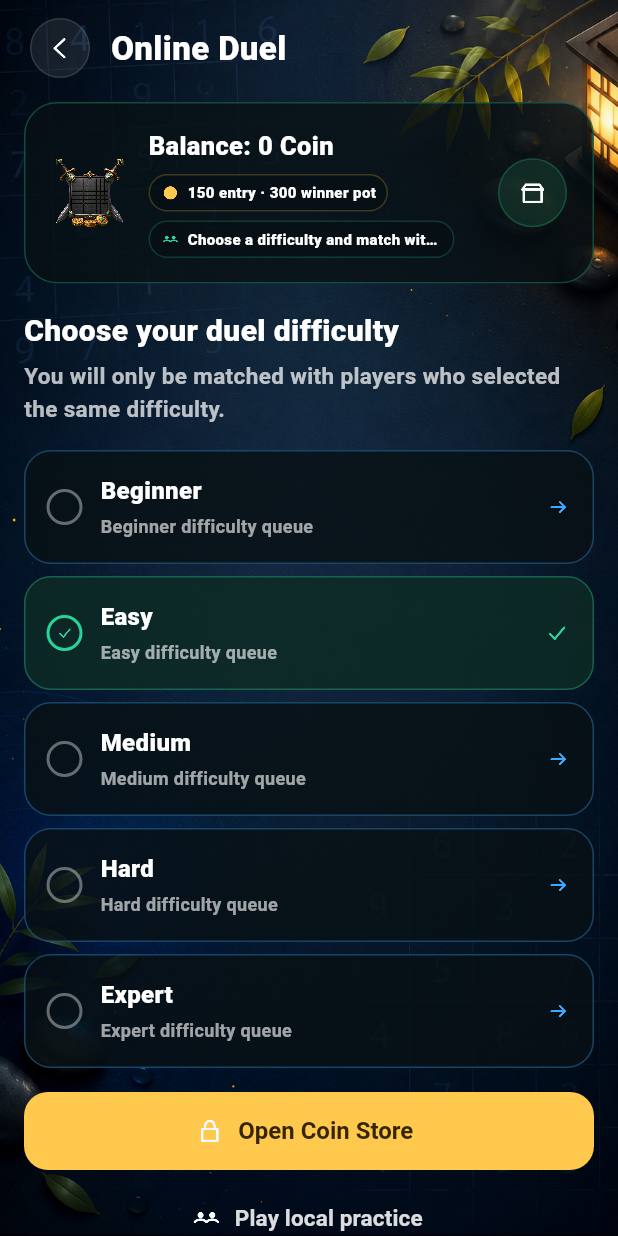
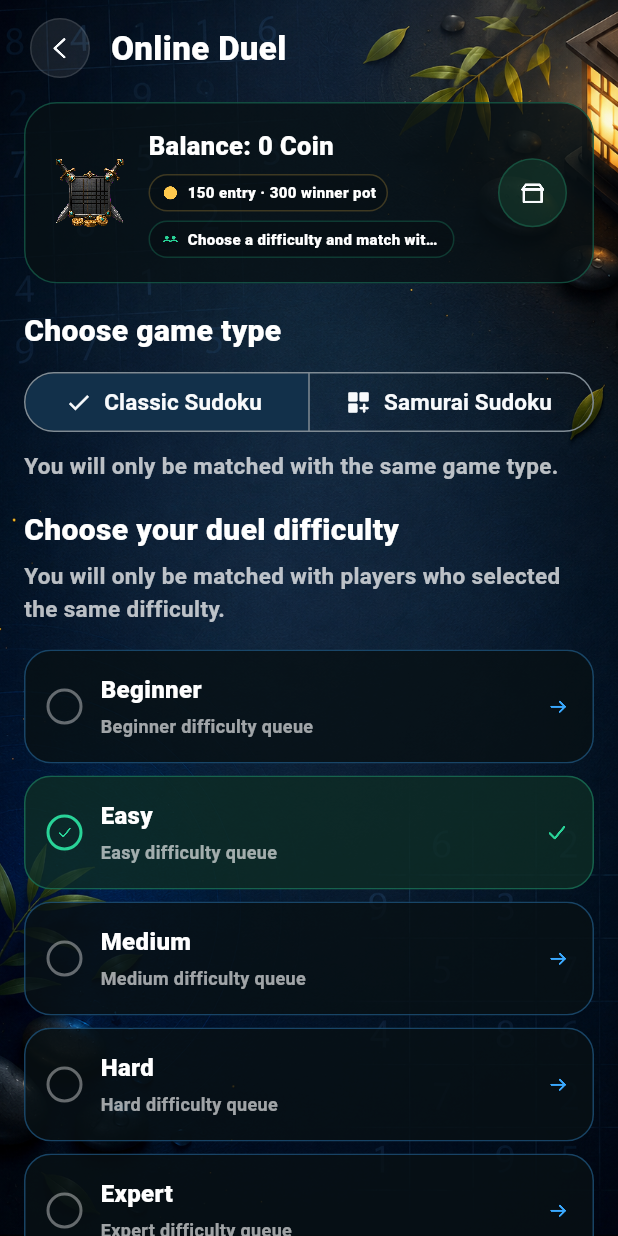
Before and after one commit to ahmtilhn/sudoku_game, a Flutter app: the MatchmakingScreen screen opened directly, on a phone screen of 412 x 824 dp. Run offline on Flutter 3.47's test engine with Material 3 defaults, Android fonts, the phone set to English and light mode, and no system bars; our stand-ins replace firebase_analytics, firebase_auth, firebase_core, firebase_crashlytics, firebase_messaging, flutter_local_notifications and 5 more; missing offline and left inert: app_tracking_transparency, facebook_app_events, firebase_app_check, in_app_purchase_android; accounts and stored records are empty; statements that could not run were skipped.

Commit message:
feat(samurai): integrate ranked online client

```diff
--- a/lib/features/duel/matchmaking_screen.dart
+++ b/lib/features/duel/matchmaking_screen.dart
@@ -19,9 +19,14 @@ import 'duel_screen.dart';
 import 'pre_match_ready_screen.dart';
 
 class MatchmakingScreen extends StatefulWidget {
-  const MatchmakingScreen({super.key, this.initialDifficulty});
+  const MatchmakingScreen({
+    super.key,
+    this.initialDifficulty,
+    this.initialVariant = 'classic',
+  });
 
   final SudokuDifficulty? initialDifficulty;
+  final String initialVariant;
 
   @override
   State<MatchmakingScreen> createState() => _MatchmakingScreenState();
@@ -32,6 +37,7 @@ class _MatchmakingScreenState extends State<MatchmakingScreen> {
 
   final EconomyService _economy = EconomyService.instance;
   late SudokuDifficulty _difficulty;
+  late String _variant;
   bool _searching = false;
   bool _polling = false;
   String? _error;
@@ -47,6 +53,7 @@ class _MatchmakingScreenState extends State<MatchmakingScreen> {
   void initState() {
     super.initState();
     _difficulty = widget.initialDifficulty ?? SudokuDifficulty.easy;
+    _variant = widget.initialVariant == 'samurai' ? 'samurai' : 'classic';
     _economy.addListener(_onEconomyChanged);
     _economy.initialize();
   }
@@ -113,6 +120,44 @@ class _MatchmakingScreenState extends State<MatchmakingScreen> {
                       ),
                       const SizedBox(height: 12),
                       _EntrySummary(economy: _economy, difficulty: _difficulty),
+                      const SizedBox(height: 16),
+                      Text(
+                        context.tr('choose_duel_variant'),
+                        style: const TextStyle(
+                          color: Colors.white,
+                          fontSize: 20,
+                          fontWeight: FontWeight.w900,
+                        ),
+                      ),
+                      const SizedBox(height: 10),
+                      SegmentedButton<String>(
+                        segments: <ButtonSegment<String>>[
+                          ButtonSegment<String>(
+                            value: 'classic',
+                            icon: const Icon(Icons.grid_3x3_rounded),
+                            label: Text(context.tr('duel_variant_classic')),
+                          ),
+                          ButtonSegment<String>(
+                            value: 'samurai',
+                            icon: const Icon(Icons.dashboard_customize_rounded),
+                            label: Text(context.tr('samurai_sudoku')),
+                          ),
+                        ],
+                        selected: <String>{_variant},
+                        onSelectionChanged: _searching
+                            ? null
+                            : (selection) => setState(
+                                  () => _variant = selection.first,
+                                ),
+                      ),
+                      const SizedBox(height: 8),
+                      Text(
+                        context.tr('same_variant_match'),
+                        style: TextStyle(
+                          color: Colors.white.withValues(alpha: .72),
+                          fontWeight: FontWeight.w600,
+                        ),
+                      ),
                       const SizedBox(height: 16),
                       Text(
                         context.tr('choose_duel_difficulty'),
@@ -328,6 +373,7 @@ class _MatchmakingScreenState extends State<MatchmakingScreen> {
       await FirebaseSessionService.ensureAnonymousSession();
       final result = await SocialApiClient.instance.joinRankedQueue(
         difficulty: _difficulty.name,
+        variant: _variant,
       );
       if (!mounted) return;
 
@@ -433,6 +479,7 @@ class _MatchmakingScreenState extends State<MatchmakingScreen> {
       if (refreshDue) {
         final refreshed = await SocialApiClient.instance.joinRankedQueue(
           difficulty: _difficulty.name,
+          variant: _variant,
         );
         _lastQueueRefresh = now;
         final refreshedRoomId = refreshed.roomId;
--- a/lib/localization/app_strings.dart
+++ b/lib/localization/app_strings.dart
@@ -57,6 +57,10 @@ class AppStrings {
     'career_random_intro':
         'Choose a difficulty. A fresh, unique Sudoku will be generated for every game.',
     'samurai_sudoku': 'Samurai Sudoku',
+    'duel_variant_classic': 'Classic Sudoku',
+    'choose_duel_variant': 'Choose game type',
+    'same_variant_match':
+        'You will only be matched with the same game type.',
     'samurai_subtitle': 'Five overlapping 9×9 boards in one challenge',
     'samurai_choose_difficulty': 'Choose Samurai difficulty',
     'samurai_zoom_hint':
--- a/lib/services/online_duel_models.dart
+++ b/lib/services/online_duel_models.dart
@@ -1,3 +1,5 @@
+import '../domain/samurai_sudoku.dart';
+
 enum OnlineDuelStatus {
   waiting,
   readyWindow,
@@ -106,6 +108,7 @@ class OnlineDuelSnapshot {
     required this.roomId,
     required this.matchId,
     required this.mode,
+    this.variant = 'classic',
     required this.difficulty,
     required this.status,
     required this.youSeat,
@@ -131,6 +134,7 @@ class OnlineDuelSnapshot {
   final String roomId;
   final String matchId;
   final String mode;
+  final String variant;
   final String difficulty;
   final OnlineDuelStatus status;
   final OnlineDuelSeat youSeat;
@@ -184,6 +188,7 @@ class OnlineDuelSnapshot {
       roomId: roomId,
       matchId: matchId,
       mode: mode,
+      variant: variant,
       difficulty: difficulty,
       status: status ?? this.status,
       youSeat: youSeat,
@@ -222,12 +227,18 @@ class OnlineDuelSnapshot {
   factory OnlineDuelSnapshot.fromJson(Map<String, dynamic> json) {
     final puzzle = _intList(json['puzzle']);
     final board = _intList(json['board']);
-    _validateSnapshotShape(puzzle: puzzle, board: board);
+    final variant = json['variant']?.toString() ?? 'classic';
+    _validateSnapshotShape(
+      puzzle: puzzle,
+      board: board,
+      variant: variant,
+    );
 
     return OnlineDuelSnapshot(
       roomId: json['roomId']?.toString() ?? '',
       matchId: json['matchId']?.toString() ?? '',
       mode: json['mode']?.toString() ?? 'friendly',
+      variant: variant,
       difficulty: json['difficulty']?.toString() ?? 'easy',
       status: _status(json['status']?.toString()),
       youSeat: _seat(json['youSeat']?.toString()) ?? OnlineDuelSeat.a,
@@ -337,11 +348,37 @@ List<int> _intList(Object? value) {
 void _validateSnapshotShape({
   required List<int> puzzle,
   required List<int> board,
+  required String variant,
 }) {
   if (puzzle.isEmpty || board.length != puzzle.length) {
     throw const FormatException(
       'Online duel snapshot puzzle and board lengths are invalid.',
     );
+  }
+  if (variant == 'samurai') {
+    if (puzzle.length != SamuraiTopology.canvasCellCount) {
+      throw FormatException(
+        'Unsupported Samurai duel board length: ${puzzle.length}.',
+      );
+    }
+    for (var index = 0; index < puzzle.length; index++) {
+      final clue = puzzle[index];
+      final value = board[index];
+      if (!SamuraiTopology.isActiveIndex(index)) {
+        if (clue != SamuraiTopology.inactiveCell ||
+            value != SamuraiTopology.inactiveCell) {
+          throw FormatException('Invalid inactive Samurai cell at $index.');
+        }
+        continue;
+      }
+      if (clue < 0 || clue > 9 || value < 0 || value > 9) {
+        throw FormatException('Invalid Samurai duel cell at $index.');
+      }
+      if (clue != 0 && value != clue) {
+        throw FormatException('Samurai duel changed a clue at $index.');
+      }
+    }
+    return;
   }
   final size = switch (puzzle.length) {
     16 => 4,
--- a/lib/services/social_api_client.dart
+++ b/lib/services/social_api_client.dart
@@ -157,6 +157,7 @@ class CompetitiveProfile {
 class SocialChallenge {
   const SocialChallenge({
     required this.id,
+    this.variant = 'classic',
     required this.difficulty,
     required this.status,
     required this.challenger,
@@ -166,6 +167,7 @@ class SocialChallenge {
   });
 
   final String id;
+  final String variant;
   final String difficulty;
   final String status;
   final SocialPlayer challenger;
@@ -176,6 +178,7 @@ class SocialChallenge {
   factory SocialChallenge.fromJson(Map<String, dynamic> json) {
     return SocialChallenge(
       id: json['id']?.toString() ?? '',
+      variant: json['variant']?.toString() ?? 'classic',
       difficulty: json['difficulty']?.toString() ?? 'easy',
       status: json['status']?.toString() ?? 'pending',
       challenger: SocialPlayer.fromJson(
@@ -197,17 +200,20 @@ class SocialChallenge {
 class MatchmakingResult {
   const MatchmakingResult({
     required this.status,
+    this.variant = 'classic',
     required this.difficulty,
     this.roomId,
   });
 
   final String status;
+  final String variant;
   final String difficulty;
   final String? roomId;
 
   factory MatchmakingResult.fromJson(Map<String, dynamic> json) {
     return MatchmakingResult(
       status: json['status']?.toString() ?? 'queued',
+      variant: json['variant']?.toString() ?? 'classic',
       difficulty: json['difficulty']?.toString() ?? 'easy',
       roomId: json['roomId']?.toString(),
     );
@@ -362,12 +368,14 @@ class SocialApiClient {
   Future<SocialChallenge> createChallenge({
     required String recipientPublicId,
     required String difficulty,
+    String variant = 'classic',
   }) async {
     final response = await _request(
       'POST',
       '/v1/challenges',
       body: <String, Object>{
         'recipientPublicId': recipientPublicId,
+        'variant': variant,
         'difficulty': difficulty,
       },
     );
@@ -414,11 +422,15 @@ class SocialApiClient {
 
   Future<MatchmakingResult> joinRankedQueue({
     required String difficulty,
+    String variant = 'classic',
   }) async {
     final response = await _request(
       'POST',
       '/v1/matchmaking/queue',
-      body: <String, Object>{'difficulty': difficulty},
+      body: <String, Object>{
+        'variant': variant,
+        'difficulty': difficulty,
+      },
     );
     return MatchmakingResult.fromJson(response);
   }
```
Also changed, not shown: lib/features/duel/online_duel_screen.dart (+36 -4 lines), 2 other files.
